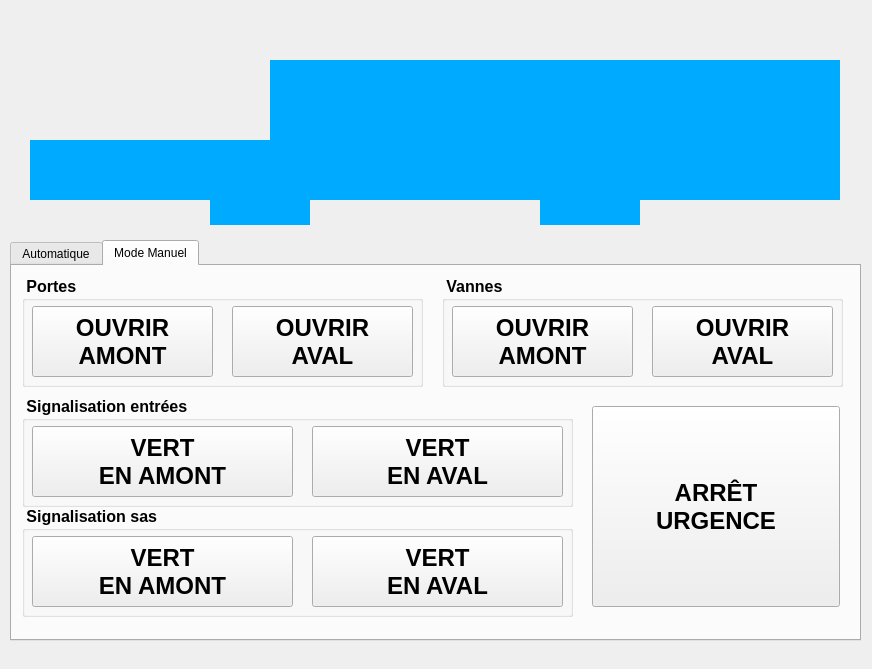
First picture: the form in mainwindow.ui, repository felsocim/Ecluse, before the edit.
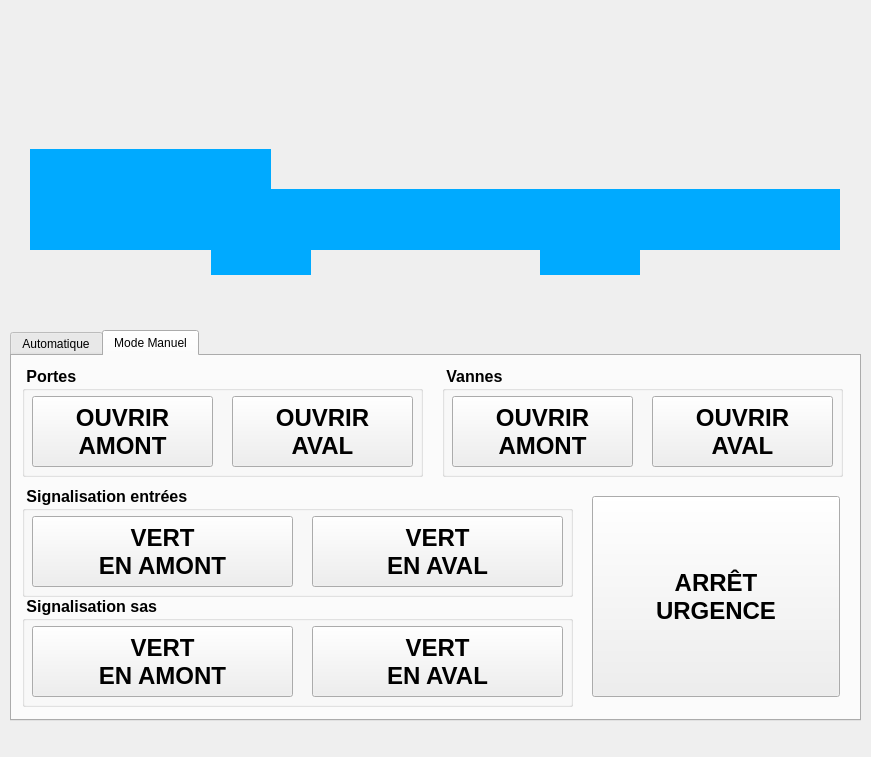
Second picture: the form after the edit. Icons and pictures are not drawn.

The edit to the form file:
```diff
--- a/mainwindow.ui
+++ b/mainwindow.ui
@@ -6,8 +6,8 @@
    <rect>
     <x>0</x>
     <y>0</y>
-    <width>872</width>
-    <height>669</height>
+    <width>871</width>
+    <height>757</height>
    </rect>
   </property>
   <property name="windowTitle">
@@ -21,9 +21,9 @@
     <property name="geometry">
      <rect>
       <x>10</x>
-      <y>240</y>
+      <y>330</y>
       <width>851</width>
-      <height>401</height>
+      <height>391</height>
      </rect>
     </property>
     <property name="currentIndex">
@@ -974,7 +974,7 @@
     <property name="geometry">
      <rect>
       <x>30</x>
-      <y>200</y>
+      <y>250</y>
       <width>810</width>
       <height>25</height>
      </rect>
@@ -990,7 +990,7 @@
     <property name="geometry">
      <rect>
       <x>250</x>
-      <y>50</y>
+      <y>100</y>
       <width>25</width>
       <height>150</height>
      </rect>
@@ -1006,7 +1006,7 @@
     <property name="geometry">
      <rect>
       <x>580</x>
-      <y>50</y>
+      <y>100</y>
       <width>25</width>
       <height>150</height>
      </rect>
@@ -1022,9 +1022,9 @@
     <property name="geometry">
      <rect>
       <x>270</x>
-      <y>60</y>
+      <y>189</y>
       <width>310</width>
-      <height>140</height>
+      <height>61</height>
      </rect>
     </property>
     <property name="styleSheet">
@@ -1038,9 +1038,9 @@
     <property name="geometry">
      <rect>
       <x>30</x>
-      <y>140</y>
+      <y>149</y>
       <width>241</width>
-      <height>60</height>
+      <height>101</height>
      </rect>
     </property>
     <property name="styleSheet">
@@ -1054,9 +1054,9 @@
     <property name="geometry">
      <rect>
       <x>579</x>
-      <y>60</y>
+      <y>189</y>
       <width>261</width>
-      <height>140</height>
+      <height>61</height>
      </rect>
     </property>
     <property name="styleSheet">
@@ -1069,8 +1069,8 @@
    <widget class="QLabel" name="aniVanneAmont">
     <property name="geometry">
      <rect>
-      <x>210</x>
-      <y>200</y>
+      <x>211</x>
+      <y>250</y>
       <width>100</width>
       <height>25</height>
      </rect>
@@ -1086,7 +1086,7 @@
     <property name="geometry">
      <rect>
       <x>540</x>
-      <y>200</y>
+      <y>250</y>
       <width>100</width>
       <height>25</height>
      </rect>
@@ -1102,7 +1102,7 @@
     <property name="geometry">
      <rect>
       <x>250</x>
-      <y>200</y>
+      <y>250</y>
       <width>25</width>
       <height>25</height>
      </rect>
@@ -1118,7 +1118,7 @@
     <property name="geometry">
      <rect>
       <x>580</x>
-      <y>200</y>
+      <y>250</y>
       <width>25</width>
       <height>25</height>
      </rect>
@@ -1134,9 +1134,9 @@
     <property name="geometry">
      <rect>
       <x>60</x>
-      <y>70</y>
+      <y>80</y>
       <width>166</width>
-      <height>80</height>
+      <height>71</height>
      </rect>
     </property>
     <property name="text">
@@ -1166,7 +1166,7 @@
     <property name="geometry">
      <rect>
       <x>275</x>
-      <y>60</y>
+      <y>110</y>
       <width>31</width>
       <height>51</height>
      </rect>
@@ -1185,7 +1185,7 @@
     <property name="geometry">
      <rect>
       <x>550</x>
-      <y>60</y>
+      <y>110</y>
       <width>31</width>
       <height>51</height>
      </rect>
@@ -1203,7 +1203,7 @@
    <widget class="QLabel" name="aniFeuEntreeAval">
     <property name="geometry">
      <rect>
-      <x>615</x>
+      <x>620</x>
       <y>10</y>
       <width>50</width>
       <height>73</height>
@@ -1216,6 +1216,54 @@
      <pixmap resource="resimages.qrc">:/EcluseAuto/feu_rouge.png</pixmap>
     </property>
    </widget>
+   <widget class="QLabel" name="aniFond_2">
+    <property name="geometry">
+     <rect>
+      <x>30</x>
+      <y>270</y>
+      <width>810</width>
+      <height>25</height>
+     </rect>
+    </property>
+    <property name="text">
+     <string/>
+    </property>
+    <property name="pixmap">
+     <pixmap resource="resimages.qrc">:/EcluseAuto/fond.png</pixmap>
+    </property>
+   </widget>
+   <widget class="QLabel" name="aniFond_3">
+    <property name="geometry">
+     <rect>
+      <x>30</x>
+      <y>230</y>
+      <width>181</width>
+      <height>25</height>
+     </rect>
+    </property>
+    <property name="text">
+     <string/>
+    </property>
+    <property name="pixmap">
+     <pixmap resource="resimages.qrc">:/EcluseAuto/fond.png</pixmap>
+    </property>
+   </widget>
+   <widget class="QLabel" name="aniFond_4">
+    <property name="geometry">
+     <rect>
+      <x>30</x>
+      <y>210</y>
+      <width>181</width>
+      <height>25</height>
+     </rect>
+    </property>
+    <property name="text">
+     <string/>
+    </property>
+    <property name="pixmap">
+     <pixmap resource="resimages.qrc">:/EcluseAuto/fond.png</pixmap>
+    </property>
+   </widget>
    <zorder>aniNavire</zorder>
    <zorder>aniNiveauAval</zorder>
    <zorder>aniNiveauAmont</zorder>
```
Left out of the diff: 55 changed lines with no effect on the pictures.
